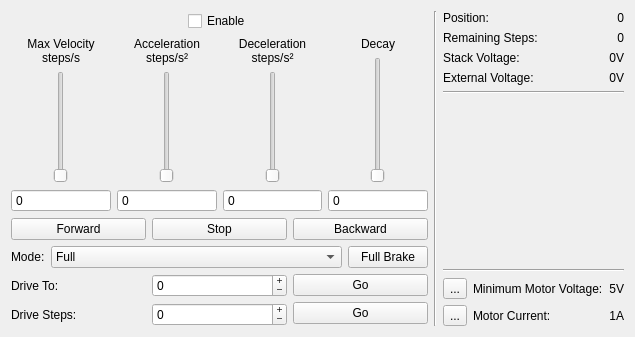
Old version of the form src/brickv/plugin_system/plugins/stepper/ui/stepper.ui in the repository Tinkerforge/brickv.
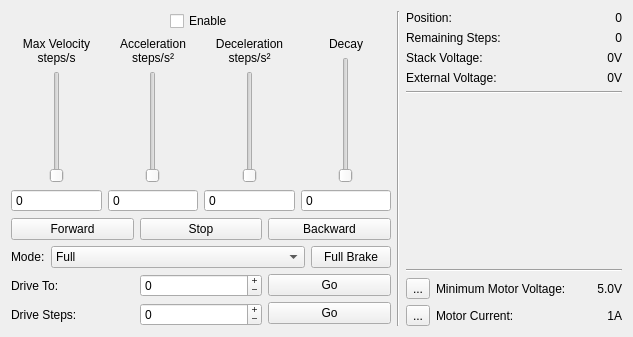
New version of the form.

Commit message: fix problem with expanding text in dc and stepper too

The edit to the form file:
```diff
--- a/src/brickv/plugin_system/plugins/stepper/ui/stepper.ui
+++ b/src/brickv/plugin_system/plugins/stepper/ui/stepper.ui
@@ -6,7 +6,7 @@
    <rect>
     <x>0</x>
     <y>0</y>
-    <width>635</width>
+    <width>633</width>
     <height>337</height>
    </rect>
   </property>
@@ -580,8 +580,14 @@
          </item>
          <item>
           <widget class="QLabel" name="minimum_voltage_label">
+           <property name="minimumSize">
+            <size>
+             <width>50</width>
+             <height>0</height>
+            </size>
+           </property>
            <property name="text">
-            <string>5V</string>
+            <string>5.0V</string>
            </property>
            <property name="alignment">
             <set>Qt::AlignRight|Qt::AlignTrailing|Qt::AlignVCenter</set>
```
The commit also changes 1 other file.
